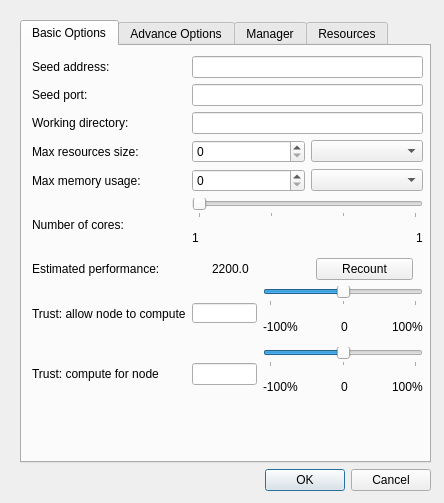
Above: poc/golemPy/examples/gnr/ui/ConfigurationDialog.ui from golemfactory/clay before the change. Below: the same form after it.
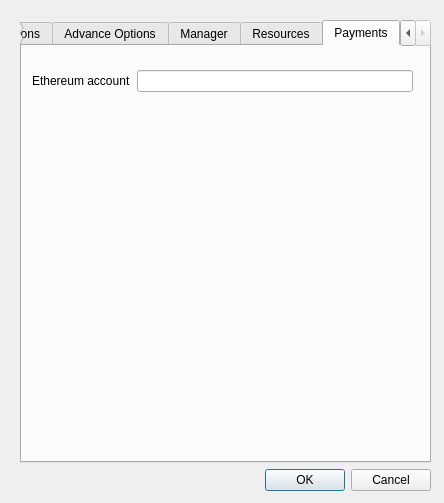
That is the form after the change. The open tabs and pages were chosen to show the change.

Commit message: Wieksza integracja z Ethereum + zaczatek Kademlii do testow + main wspierajacy procesy

```diff
--- a/poc/golemPy/examples/gnr/ui/ConfigurationDialog.ui
+++ b/poc/golemPy/examples/gnr/ui/ConfigurationDialog.ui
@@ -776,6 +776,33 @@
         </layout>
        </widget>
       </widget>
+      <widget class="QWidget" name="tab_2">
+       <attribute name="title">
+        <string>Payments</string>
+       </attribute>
+       <widget class="QWidget" name="gridLayoutWidget_5">
+        <property name="geometry">
+         <rect>
+          <x>10</x>
+          <y>10</y>
+          <width>381</width>
+          <height>51</height>
+         </rect>
+        </property>
+        <layout class="QGridLayout" name="gridLayout_5">
+         <item row="0" column="0">
+          <widget class="QLabel" name="label_36">
+           <property name="text">
+            <string>Ethereum account</string>
+           </property>
+          </widget>
+         </item>
+         <item row="0" column="1">
+          <widget class="QLineEdit" name="ethAccountLineEdit"/>
+         </item>
+        </layout>
+       </widget>
+      </widget>
      </widget>
     </item>
     <item>
```
The commit also changes 19 other files.
